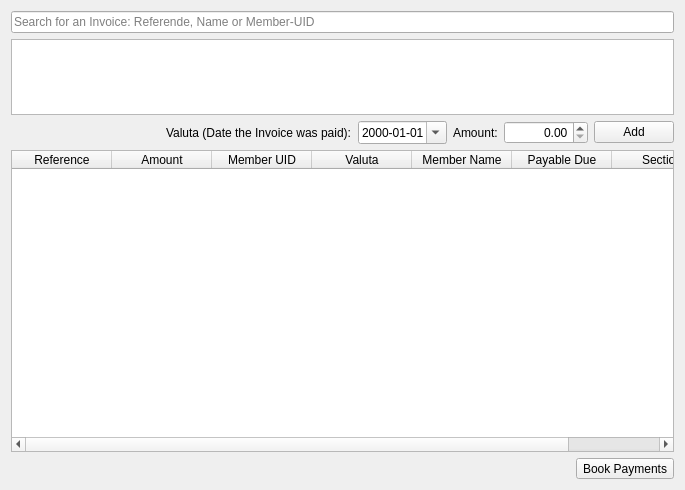
Before: the Qt Designer form forms/paymentimport.ui in LukyLuke/PiTres, drawn with Qt 5.
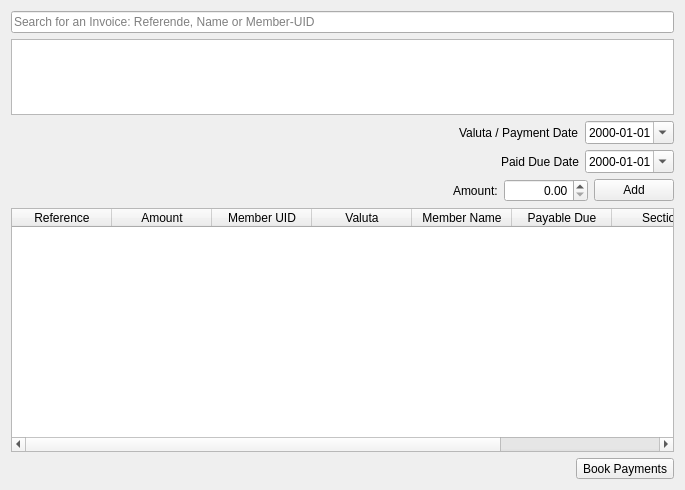
After: the same form once the commit is applied. Icons and pictures are not drawn.

Commit message: Better handling of PaidDue Dates with seperate Table; Viewing in Userlist not yet ported.

```diff
--- a/forms/paymentimport.ui
+++ b/forms/paymentimport.ui
@@ -47,9 +47,9 @@
     </widget>
    </item>
    <item>
-    <layout class="QHBoxLayout" name="horizontalLayout">
+    <layout class="QHBoxLayout" name="horizontalLayout_4">
      <item>
-      <spacer name="horizontalSpacer_2">
+      <spacer name="horizontalSpacer_3">
        <property name="orientation">
         <enum>Qt::Horizontal</enum>
        </property>
@@ -64,7 +64,7 @@
      <item>
       <widget class="QLabel" name="label">
        <property name="text">
-        <string>Valuta (Date the Invoice was paid):</string>
+        <string>Valuta / Payment Date</string>
        </property>
       </widget>
      </item>
@@ -78,6 +78,57 @@
        </property>
       </widget>
      </item>
+    </layout>
+   </item>
+   <item>
+    <layout class="QHBoxLayout" name="horizontalLayout_5">
+     <item>
+      <spacer name="horizontalSpacer_4">
+       <property name="orientation">
+        <enum>Qt::Horizontal</enum>
+       </property>
+       <property name="sizeHint" stdset="0">
+        <size>
+         <width>40</width>
+         <height>20</height>
+        </size>
+       </property>
+      </spacer>
+     </item>
+     <item>
+      <widget class="QLabel" name="label_3">
+       <property name="text">
+        <string>Paid Due Date</string>
+       </property>
+      </widget>
+     </item>
+     <item>
+      <widget class="QDateEdit" name="datePaidDue">
+       <property name="displayFormat">
+        <string>yyyy-MM-dd</string>
+       </property>
+       <property name="calendarPopup">
+        <bool>true</bool>
+       </property>
+      </widget>
+     </item>
+    </layout>
+   </item>
+   <item>
+    <layout class="QHBoxLayout" name="horizontalLayout">
+     <item>
+      <spacer name="horizontalSpacer_2">
+       <property name="orientation">
+        <enum>Qt::Horizontal</enum>
+       </property>
+       <property name="sizeHint" stdset="0">
+        <size>
+         <width>40</width>
+         <height>20</height>
+        </size>
+       </property>
+      </spacer>
+     </item>
      <item>
       <widget class="QLabel" name="label_2">
        <property name="text">
@@ -158,6 +209,11 @@
          <string>Section</string>
         </property>
        </column>
+       <column>
+        <property name="text">
+         <string>Paid Due</string>
+        </property>
+       </column>
       </widget>
      </item>
     </layout>
```
The commit also changes 18 other files.
